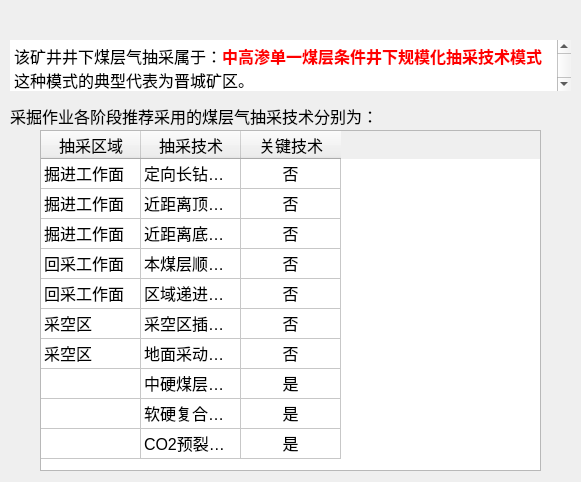
First picture: the form in python/cbm/uifiles/high_coal_dlg.ui, repository wyrover/cbm, before the edit.
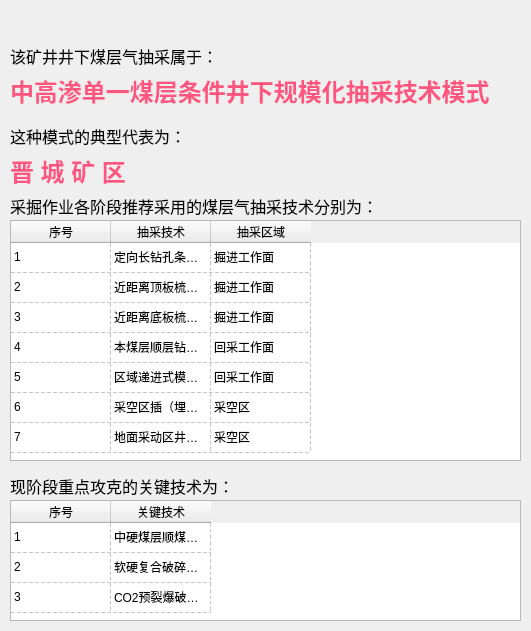
Second picture: the form after the edit. Icons and pictures are not drawn.

Commit message: 修改决策模式对话框

```diff
--- a/python/cbm/uifiles/high_coal_dlg.ui
+++ b/python/cbm/uifiles/high_coal_dlg.ui
@@ -6,8 +6,8 @@
    <rect>
     <x>0</x>
     <y>0</y>
-    <width>581</width>
-    <height>482</height>
+    <width>531</width>
+    <height>631</height>
    </rect>
   </property>
   <property name="font">
@@ -26,7 +26,7 @@
     <rect>
      <x>0</x>
      <y>0</y>
-     <width>581</width>
+     <width>531</width>
      <height>31</height>
     </rect>
    </property>
@@ -67,7 +67,7 @@
      <rect>
       <x>40</x>
       <y>0</y>
-      <width>491</width>
+      <width>441</width>
       <height>31</height>
      </rect>
     </property>
@@ -90,7 +90,7 @@
    <widget class="QPushButton" name="btnMenu_Close">
     <property name="geometry">
      <rect>
-      <x>540</x>
+      <x>490</x>
       <y>0</y>
       <width>41</width>
       <height>31</height>
@@ -138,61 +138,50 @@
     <rect>
      <x>0</x>
      <y>30</y>
-     <width>581</width>
-     <height>451</height>
+     <width>531</width>
+     <height>601</height>
     </rect>
    </property>
-   <widget class="QTextEdit" name="disc_text">
-    <property name="enabled">
-     <bool>true</bool>
-    </property>
+   <widget class="QLabel" name="label_5">
     <property name="geometry">
      <rect>
       <x>10</x>
-      <y>10</y>
-      <width>561</width>
-      <height>51</height>
+      <y>90</y>
+      <width>181</width>
+      <height>31</height>
      </rect>
     </property>
-    <property name="contextMenuPolicy">
-     <enum>Qt::NoContextMenu</enum>
+    <property name="text">
+     <string>这种模式的典型代表为：</string>
     </property>
-    <property name="frameShape">
-     <enum>QFrame::NoFrame</enum>
+   </widget>
+   <widget class="QLabel" name="label_4">
+    <property name="geometry">
+     <rect>
+      <x>10</x>
+      <y>120</y>
+      <width>151</width>
+      <height>41</height>
+     </rect>
     </property>
-    <property name="frameShadow">
-     <enum>QFrame::Sunken</enum>
-    </property>
-    <property name="lineWidth">
-     <number>0</number>
-    </property>
-    <property name="lineWrapMode">
-     <enum>QTextEdit::WidgetWidth</enum>
-    </property>
-    <property name="readOnly">
-     <bool>true</bool>
-    </property>
-    <property name="html">
-     <string>&lt;!DOCTYPE HTML PUBLIC &quot;-//W3C//DTD HTML 4.0//EN&quot; &quot;http://www.w3.org/TR/REC-html40/strict.dtd&quot;&gt;
-&lt;html&gt;&lt;head&gt;&lt;meta name=&quot;qrichtext&quot; content=&quot;1&quot; /&gt;&lt;style type=&quot;text/css&quot;&gt;
-p, li { white-space: pre-wrap; }
-&lt;/style&gt;&lt;/head&gt;&lt;body style=&quot; font-family:'SimSun'; font-size:12pt; font-weight:400; font-style:normal;&quot;&gt;
-&lt;p style=&quot; margin-top:0px; margin-bottom:0px; margin-left:0px; margin-right:0px; -qt-block-indent:0; text-indent:0px;&quot;&gt;&lt;span style=&quot; font-family:'宋体';&quot;&gt;该矿井井下煤层气抽采属于：&lt;/span&gt;&lt;span style=&quot; font-family:'宋体'; font-weight:600; color:#ff0000;&quot;&gt;中高渗单一煤层条件井下规模化抽采技术模式&lt;/span&gt;&lt;/p&gt;
-&lt;p style=&quot; margin-top:0px; margin-bottom:0px; margin-left:0px; margin-right:0px; -qt-block-indent:0; text-indent:0px;&quot;&gt;&lt;span style=&quot; font-family:'宋体';&quot;&gt;这种模式的典型代表为晋城矿区。&lt;/span&gt;&lt;/p&gt;&lt;/body&gt;&lt;/html&gt;</string>
-    </property>
-    <property name="textInteractionFlags">
-     <set>Qt::TextSelectableByMouse</set>
+    <property name="text">
+     <string>&lt;html&gt;&lt;head/&gt;&lt;body&gt;&lt;p&gt;&lt;span style=&quot; font-size:18pt; font-weight:600; color:#ff557f;&quot;&gt;晋 城 矿 区&lt;/span&gt;&lt;/p&gt;&lt;/body&gt;&lt;/html&gt;</string>
     </property>
    </widget>
    <widget class="QLabel" name="label">
     <property name="geometry">
      <rect>
       <x>10</x>
-      <y>70</y>
+      <y>160</y>
       <width>371</width>
       <height>31</height>
      </rect>
     </property>
+    <property name="font">
+     <font>
+      <pointsize>12</pointsize>
+     </font>
+    </property>
     <property name="text">
      <string>采掘作业各阶段推荐采用的煤层气抽采技术分别为：</string>
     </property>
@@ -200,12 +189,23 @@
    <widget class="QTableWidget" name="tecl_table">
     <property name="geometry">
      <rect>
-      <x>40</x>
-      <y>100</y>
-      <width>501</width>
-      <height>341</height>
+      <x>10</x>
+      <y>190</y>
+      <width>511</width>
+      <height>241</height>
      </rect>
     </property>
+    <property name="font">
+     <font>
+      <pointsize>9</pointsize>
+     </font>
+    </property>
+    <property name="selectionMode">
+     <enum>QAbstractItemView::NoSelection</enum>
+    </property>
+    <property name="gridStyle">
+     <enum>Qt::DashLine</enum>
+    </property>
     <attribute name="horizontalHeaderVisible">
      <bool>true</bool>
     </attribute>
@@ -217,57 +217,42 @@
     </attribute>
     <row>
      <property name="text">
-      <string/>
+      <string>1</string>
      </property>
     </row>
     <row>
      <property name="text">
-      <string/>
+      <string>2</string>
      </property>
     </row>
     <row>
      <property name="text">
-      <string>新建行</string>
+      <string>3</string>
      </property>
     </row>
     <row>
      <property name="text">
-      <string/>
+      <string>4</string>
      </property>
     </row>
     <row>
      <property name="text">
-      <string>新建行</string>
+      <string>5</string>
      </property>
     </row>
     <row>
      <property name="text">
-      <string/>
+      <string>6</string>
      </property>
     </row>
     <row>
      <property name="text">
-      <string/>
-     </property>
-    </row>
-    <row>
-     <property name="text">
-      <string/>
-     </property>
-    </row>
-    <row>
-     <property name="text">
-      <string/>
-     </property>
-    </row>
-    <row>
-     <property name="text">
-      <string>新建行</string>
+      <string>7</string>
      </property>
     </row>
     <column>
      <property name="text">
-      <string>抽采区域</string>
+      <string>序号</string>
      </property>
     </column>
     <column>
@@ -277,18 +262,12 @@
     </column>
     <column>
      <property name="text">
-      <string>关键技术</string>
-     </property>
-     <property name="textAlignment">
-      <set>AlignHCenter|AlignVCenter|AlignCenter</set>
+      <string>抽采区域</string>
      </property>
     </column>
     <item row="0" column="0">
      <property name="text">
-      <string>掘进工作面</string>
-     </property>
-     <property name="flags">
-      <set>ItemIsSelectable|ItemIsUserCheckable|ItemIsEnabled</set>
+      <string>1</string>
      </property>
     </item>
     <item row="0" column="1">
@@ -298,19 +277,15 @@
     </item>
     <item row="0" column="2">
      <property name="text">
-      <string>否</string>
+      <string>掘进工作面</string>
      </property>
-     <property name="textAlignment">
-      <set>AlignHCenter|AlignVCenter|AlignCenter</set>
-     </property>
-     <property name="icon">
-      <iconset resource="../usecad.qrc">
-       <normaloff>:/images/no.png</normaloff>:/images/no.png</iconset>
+     <property name="flags">
+      <set>ItemIsSelectable|ItemIsUserCheckable|ItemIsEnabled</set>
      </property>
     </item>
     <item row="1" column="0">
      <property name="text">
-      <string>掘进工作面</string>
+      <string>2</string>
      </property>
     </item>
     <item row="1" column="1">
@@ -320,19 +295,12 @@
     </item>
     <item row="1" column="2">
      <property name="text">
-      <string>否</string>
-     </property>
-     <property name="textAlignment">
-      <set>AlignHCenter|AlignVCenter|AlignCenter</set>
-     </property>
-     <property name="icon">
-      <iconset resource="../usecad.qrc">
-       <normaloff>:/images/no.png</normaloff>:/images/no.png</iconset>
+      <string>掘进工作面</string>
      </property>
     </item>
     <item row="2" column="0">
      <property name="text">
-      <string>掘进工作面</string>
+      <string>3</string>
      </property>
     </item>
     <item row="2" column="1">
@@ -342,19 +310,12 @@
     </item>
     <item row="2" column="2">
      <property name="text">
-      <string>否</string>
-     </property>
-     <property name="textAlignment">
-      <set>AlignHCenter|AlignVCenter|AlignCenter</set>
-     </property>
-     <property name="icon">
-      <iconset resource="../usecad.qrc">
-       <normaloff>:/images/no.png</normaloff>:/images/no.png</iconset>
+      <string>掘进工作面</string>
      </property>
     </item>
     <item row="3" column="0">
      <property name="text">
-      <string>回采工作面</string>
+      <string>4</string>
      </property>
     </item>
     <item row="3" column="1">
@@ -364,19 +325,12 @@
     </item>
     <item row="3" column="2">
      <property name="text">
-      <string>否</string>
-     </property>
-     <property name="textAlignment">
-      <set>AlignHCenter|AlignVCenter|AlignCenter</set>
-     </property>
-     <property name="icon">
-      <iconset resource="../usecad.qrc">
-       <normaloff>:/images/no.png</normaloff>:/images/no.png</iconset>
+      <string>回采工作面</string>
      </property>
     </item>
     <item row="4" column="0">
      <property name="text">
-      <string>回采工作面</string>
+      <string>5</string>
      </property>
     </item>
     <item row="4" column="1">
@@ -386,19 +340,12 @@
     </item>
     <item row="4" column="2">
      <property name="text">
-      <string>否</string>
-     </property>
-     <property name="textAlignment">
-      <set>AlignHCenter|AlignVCenter|AlignCenter</set>
-     </property>
-     <property name="icon">
-      <iconset resource="../usecad.qrc">
-       <normaloff>:/images/no.png</normaloff>:/images/no.png</iconset>
+      <string>回采工作面</string>
      </property>
     </item>
     <item row="5" column="0">
      <property name="text">
-      <string>采空区</string>
+      <string>6</string>
      </property>
     </item>
     <item row="5" column="1">
@@ -408,19 +355,12 @@
     </item>
     <item row="5" column="2">
      <property name="text">
-      <string>否</string>
-     </property>
-     <property name="textAlignment">
-      <set>AlignHCenter|AlignVCenter|AlignCenter</set>
-     </property>
-     <property name="icon">
-      <iconset resource="../usecad.qrc">
-       <normaloff>:/images/no.png</normaloff>:/images/no.png</iconset>
+      <string>采空区</string>
      </property>
     </item>
     <item row="6" column="0">
      <property name="text">
-      <string>采空区</string>
+      <string>7</string>
      </property>
     </item>
     <item row="6" column="1">
@@ -430,72 +370,144 @@
     </item>
     <item row="6" column="2">
      <property name="text">
-      <string>否</string>
+      <string>采空区</string>
      </property>
-     <property name="textAlignment">
-      <set>AlignHCenter|AlignVCenter|AlignCenter</set>
+    </item>
+   </widget>
+   <widget class="QLabel" name="label_3">
+    <property name="geometry">
+     <rect>
+      <x>10</x>
+      <y>30</y>
+      <width>511</width>
+      <height>61</height>
+     </rect>
+    </property>
+    <property name="toolTip">
+     <string>&lt;html&gt;&lt;head/&gt;&lt;body&gt;&lt;p&gt;&lt;img src=&quot;:/images/high_coal.png&quot;/&gt;&lt;/p&gt;&lt;/body&gt;&lt;/html&gt;</string>
+    </property>
+    <property name="whatsThis">
+     <string>&lt;html&gt;&lt;head/&gt;&lt;body&gt;&lt;p&gt;&lt;br/&gt;&lt;/p&gt;&lt;/body&gt;&lt;/html&gt;</string>
+    </property>
+    <property name="text">
+     <string>&lt;html&gt;&lt;head/&gt;&lt;body&gt;&lt;p&gt;&lt;span style=&quot; font-size:18pt; font-weight:600; color:#ff557f;&quot;&gt;中高渗单一煤层条件井下规模化抽采技术模式&lt;/span&gt;&lt;/p&gt;&lt;/body&gt;&lt;/html&gt;</string>
+    </property>
+   </widget>
+   <widget class="QLabel" name="label_2">
+    <property name="geometry">
+     <rect>
+      <x>10</x>
+      <y>10</y>
+      <width>201</width>
+      <height>31</height>
+     </rect>
+    </property>
+    <property name="text">
+     <string>该矿井井下煤层气抽采属于：</string>
+    </property>
+   </widget>
+   <widget class="QLabel" name="label_6">
+    <property name="geometry">
+     <rect>
+      <x>10</x>
+      <y>440</y>
+      <width>221</width>
+      <height>31</height>
+     </rect>
+    </property>
+    <property name="font">
+     <font>
+      <pointsize>12</pointsize>
+     </font>
+    </property>
+    <property name="text">
+     <string>现阶段重点攻克的关键技术为：</string>
+    </property>
+   </widget>
+   <widget class="QTableWidget" name="tecl_table_2">
+    <property name="geometry">
+     <rect>
+      <x>10</x>
+      <y>470</y>
+      <width>511</width>
+      <height>121</height>
+     </rect>
+    </property>
+    <property name="font">
+     <font>
+      <pointsize>9</pointsize>
+     </font>
+    </property>
+    <property name="selectionMode">
+     <enum>QAbstractItemView::NoSelection</enum>
+    </property>
+    <property name="gridStyle">
+     <enum>Qt::DashLine</enum>
+    </property>
+    <attribute name="horizontalHeaderVisible">
+     <bool>true</bool>
+    </attribute>
+    <attribute name="verticalHeaderVisible">
+     <bool>false</bool>
+    </attribute>
+    <attribute name="verticalHeaderHighlightSections">
+     <bool>false</bool>
+    </attribute>
+    <row>
+     <property name="text">
+      <string>1</string>
      </property>
-     <property name="icon">
-      <iconset resource="../usecad.qrc">
-       <normaloff>:/images/no.png</normaloff>:/images/no.png</iconset>
+    </row>
+    <row>
+     <property name="text">
+      <string>2</string>
      </property>
+    </row>
+    <row>
+     <property name="text">
+      <string>3</string>
+     </property>
+    </row>
+    <column>
+     <property name="text">
+      <string>序号</string>
+     </property>
+    </column>
+    <column>
+     <property name="text">
+      <string>关键技术</string>
+     </property>
+    </column>
+    <item row="0" column="0">
+     <property name="text">
+      <string>1</string>
+     </property>
     </item>
-    <item row="7" column="1">
+    <item row="0" column="1">
      <property name="text">
       <string>中硬煤层顺煤层井下长钻孔钻进工艺</string>
      </property>
     </item>
-    <item row="7" column="2">
+    <item row="1" column="0">
      <property name="text">
-      <string>是</string>
+      <string>2</string>
      </property>
-     <property name="textAlignment">
-      <set>AlignHCenter|AlignVCenter|AlignCenter</set>
-     </property>
-     <property name="icon">
-      <iconset resource="../usecad.qrc">
-       <normaloff>:/images/yes.png</normaloff>:/images/yes.png</iconset>
-     </property>
     </item>
-    <item row="8" column="0">
-     <property name="text">
-      <string/>
-     </property>
-    </item>
-    <item row="8" column="1">
+    <item row="1" column="1">
      <property name="text">
       <string>软硬复合破碎煤层顺煤层抽采技术工艺</string>
      </property>
     </item>
-    <item row="8" column="2">
+    <item row="2" column="0">
      <property name="text">
-      <string>是</string>
-     </property>
-     <property name="textAlignment">
-      <set>AlignHCenter|AlignVCenter|AlignCenter</set>
-     </property>
-     <property name="icon">
-      <iconset resource="../usecad.qrc">
-       <normaloff>:/images/yes.png</normaloff>:/images/yes.png</iconset>
+      <string>3</string>
      </property>
     </item>
-    <item row="9" column="1">
+    <item row="2" column="1">
      <property name="text">
       <string>CO2预裂爆破增透技术工艺</string>
      </property>
     </item>
-    <item row="9" column="2">
-     <property name="text">
-      <string>是</string>
-     </property>
-     <property name="textAlignment">
-      <set>AlignHCenter|AlignVCenter|AlignCenter</set>
-     </property>
-     <property name="icon">
-      <iconset resource="../usecad.qrc">
-       <normaloff>:/images/yes.png</normaloff>:/images/yes.png</iconset>
-     </property>
-    </item>
    </widget>
    <zorder>disc_text</zorder>
    <zorder>label</zorder>
```
Left out of the diff: 9 changed lines with no effect on the pictures. The commit also changes 23 other files.
